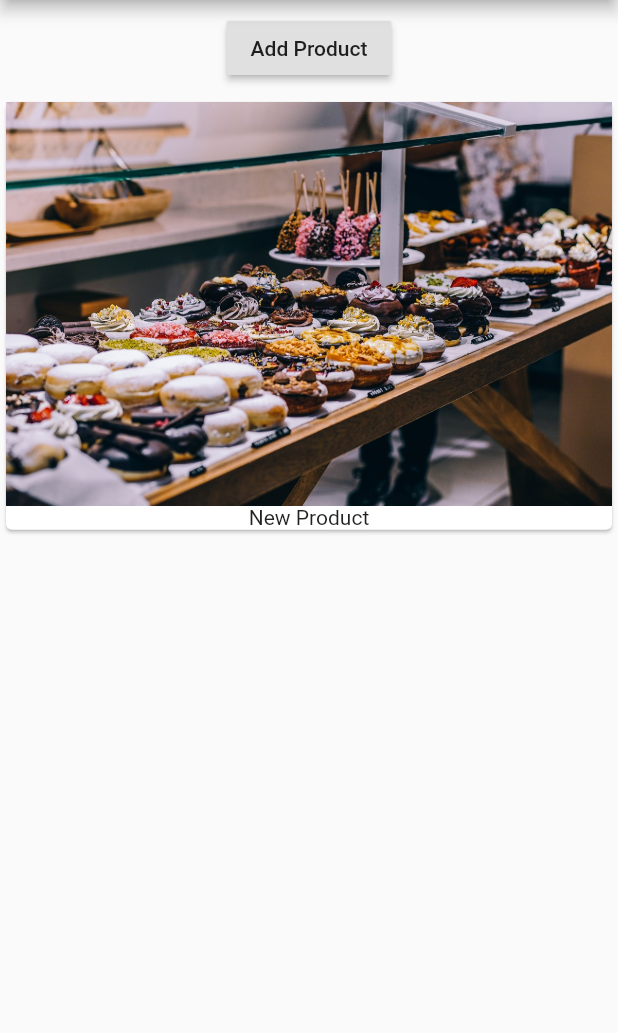
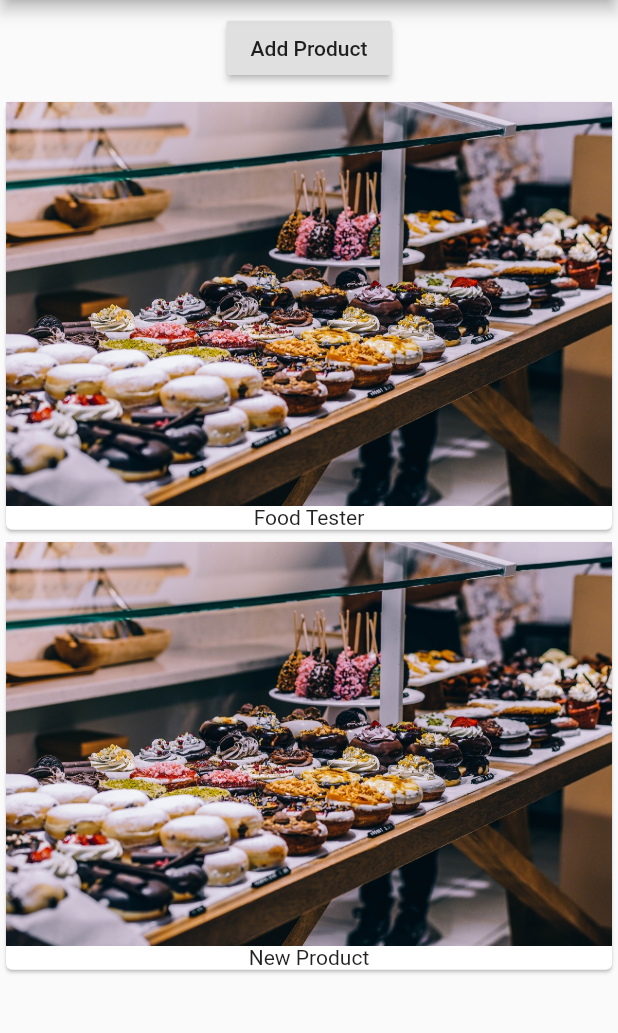
Before and after one commit to andres-gr/udemy-flutter-course-2019, a Flutter app: the screen it shows after launch, after a tap on "Add Product", on a phone screen of 412 x 824 dp, the part 84-1117 px from its top. Run offline on Flutter 3.47's test engine with Material 2 defaults, Android fonts, the phone set to English and light mode, and no system bars.

Commit message:
video 33 done

```diff
--- a/lib/main.dart
+++ b/lib/main.dart
@@ -1,29 +1,12 @@
 import 'package:flutter/material.dart';
+import 'package:udemy_tutorial/productManager.dart';
 
 void main() => runApp(MyApp());
 
-class MyApp extends StatefulWidget {
-  @override
-  _MyAppState createState() => _MyAppState();
-}
-
-class _MyAppState extends State<MyApp> {
-  List<String> _products = [];
-
-  Card buildCard(String product) => Card(
-        child: Column(
-          children: <Widget>[
-            Image.asset('assets/food.jpg'),
-            Text(product),
-          ],
-        ),
-      );
-
-  void _handlePress() {
-    setState(() {
-      _products.add('New Product');
-    });
-  }
+class MyApp extends StatelessWidget {
+  const MyApp({
+    Key key,
+  }) : super(key: key);
 
   @override
   Widget build(BuildContext context) {
@@ -32,17 +15,14 @@ class _MyAppState extends State<MyApp> {
         appBar: AppBar(
           title: Text('EasyList'),
         ),
-        body: Column(
-          children: <Widget>[
-            Container(
-              margin: EdgeInsets.all(8.0),
-              child: RaisedButton(
-                onPressed: _handlePress,
-                child: Text('Add Product'),
-              ),
-            ),
-            ..._products.map((String product) => buildCard(product)),
-          ],
+        body: Center(
+          child: Column(
+            children: <Widget>[
+              ProductManager(
+                initialProduct: 'Food Tester',
+              )
+            ],
+          ),
         ),
       ),
     );
--- /dev/null
+++ b/lib/productManager.dart
@@ -0,0 +1,45 @@
+import 'package:flutter/material.dart';
+import 'package:udemy_tutorial/products.dart';
+
+class ProductManager extends StatefulWidget {
+  const ProductManager({Key key, @required this.initialProduct})
+      : super(key: key);
+
+  final String initialProduct;
+
+  _ProductManagerState createState() => _ProductManagerState();
+}
+
+class _ProductManagerState extends State<ProductManager> {
+  List<String> _products = [];
+
+  @override
+  void initState() {
+    super.initState();
+    _products.add(widget.initialProduct);
+  }
+
+  void _handlePress() {
+    setState(() {
+      _products.add('New Product');
+    });
+  }
+
+  @override
+  Widget build(BuildContext context) {
+    return Column(
+      children: <Widget>[
+        Container(
+          margin: EdgeInsets.all(8.0),
+          child: RaisedButton(
+            onPressed: _handlePress,
+            child: Text('Add Product'),
+          ),
+        ),
+        Products(
+          products: _products,
+        ),
+      ],
+    );
+  }
+}
--- /dev/null
+++ b/lib/products.dart
@@ -0,0 +1,26 @@
+import 'package:flutter/material.dart';
+
+class Products extends StatelessWidget {
+  const Products({
+    Key key,
+    @required this.products,
+  }) : super(key: key);
+
+  final List<String> products;
+
+  Card buildCard(String product) => Card(
+        child: Column(
+          children: <Widget>[
+            Image.asset('assets/food.jpg'),
+            Text(product),
+          ],
+        ),
+      );
+
+  @override
+  Widget build(BuildContext context) {
+    return Column(
+      children: products.map((String product) => buildCard(product)).toList(),
+    );
+  }
+}
```
